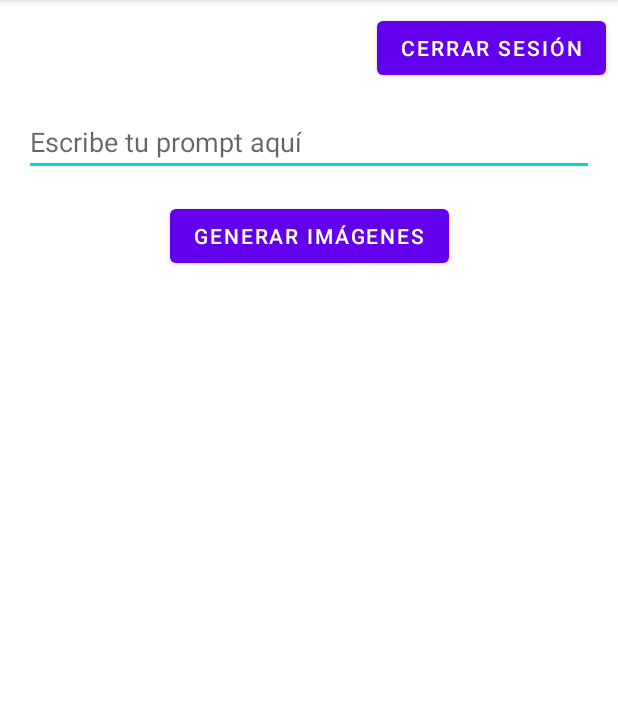
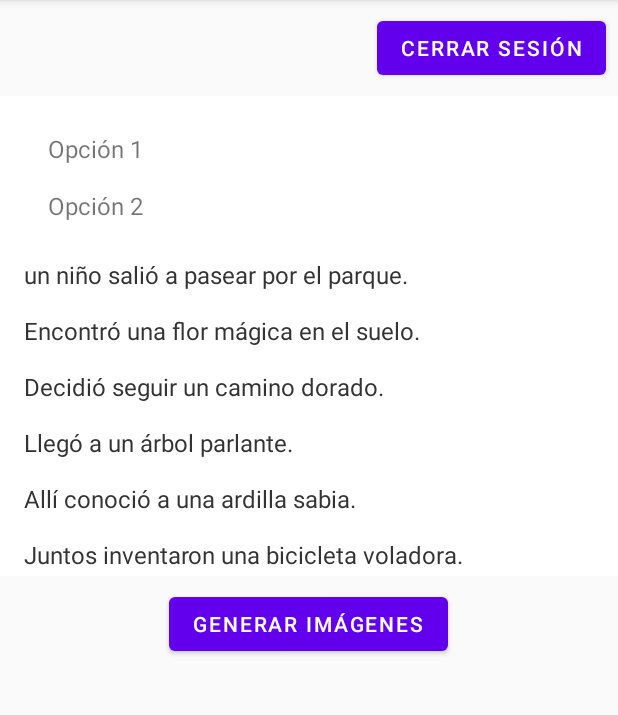
Before and after one commit to spardoc/StoryLens, an Android app: the screen it shows after launch once a user with an empty profile is signed in (MainActivity), on a phone screen of 412 x 824 dp, the part 84-799 px from its top. Run offline under Robolectric (Android 15) with nearby library versions, the phone set to English and light mode, and no system bars; our stand-ins replace Firebase (no records; nobody signed in at launch, a user with empty details on screens opened directly); pictures from the network do not load.

Commit message:
added history with options in the main activity

```diff
--- a/app/src/main/java/com/example/write_vision_ai/main/MainActivity.java
+++ b/app/src/main/java/com/example/write_vision_ai/main/MainActivity.java
@@ -9,10 +9,13 @@ import androidx.recyclerview.widget.RecyclerView;
 import android.app.ProgressDialog;
 import android.content.Intent;
 import android.content.pm.PackageManager;
+import android.graphics.Color;
 import android.os.Bundle;
 import android.util.Log;
+import android.view.ViewGroup;
 import android.widget.Button;
 import android.widget.EditText;
+import android.widget.TextView;
 import android.widget.Toast;
 
 import android.Manifest;
@@ -46,18 +49,32 @@ import retrofit2.Response;
 import retrofit2.Retrofit;
 import retrofit2.converter.gson.GsonConverterFactory;
 
+
+import android.widget.LinearLayout;
+import android.widget.Spinner;
+import android.widget.ArrayAdapter;
+
+
+
+import android.view.View;
+
+import android.widget.AdapterView;
+
+
 public class MainActivity extends AppCompatActivity implements ImageAdapter.OnAddTextClickListener {
 
-    private Button btnGenerate;
-    private EditText etPrompt;
+    private Button btnGenerate, btnLogout;
     private RecyclerView recyclerView;
     private ImageAdapter imageAdapter;
     private ApiService apiService;
-    private ActivityMainBinding binding;
     private FirebaseFirestore db;
     private FirebaseAuth mAuth;
 
     private final List<String> imageUrls = new ArrayList<>();
+    private final List<Spinner> spinners = new ArrayList<>();
+    private LinearLayout storyLayout;
+    private TextView tvStoryPreview;
+    private Button btnPreviewStory;
 
     private static final int REQ_CAPTURE_TEXT = 2001;
     private static final int REQ_SELECT_FRAME = 2002;
@@ -65,34 +82,31 @@ public class MainActivity extends AppCompatActivity implements ImageAdapter.OnAd
 
     @Override
     protected void onCreate(Bundle savedInstanceState) {
-        // Verificar permisos de cámara
+        // Permisossssss
         if (ContextCompat.checkSelfPermission(this, Manifest.permission.CAMERA)
                 != PackageManager.PERMISSION_GRANTED) {
             ActivityCompat.requestPermissions(this, new String[]{Manifest.permission.CAMERA}, 100);
         }
 
         super.onCreate(savedInstanceState);
+        setContentView(R.layout.activity_main);
 
-        binding = ActivityMainBinding.inflate(getLayoutInflater());
-        setContentView(binding.getRoot());
-
-        // Inicializar Firebase
+        // Firebase
         mAuth = FirebaseAuth.getInstance();
         db = FirebaseFirestore.getInstance();
 
-        // Configurar botón de logout
-        Button btnLogout = findViewById(R.id.btnLogout);
+        btnGenerate = findViewById(R.id.btnGenerate);
+        btnLogout = findViewById(R.id.btnLogout);
+        recyclerView = findViewById(R.id.recyclerView);
+        storyLayout = findViewById(R.id.storyLayout);
+
+        // Logout
         btnLogout.setOnClickListener(view -> {
-            FirebaseAuth.getInstance().signOut();
+            mAuth.signOut();
             Toast.makeText(MainActivity.this, "Sesión cerrada", Toast.LENGTH_SHORT).show();
             startActivity(new Intent(MainActivity.this, LoginActivity.class));
             finish();
         });
-
-        // Inicializar UI
-        btnGenerate = findViewById(R.id.btnGenerate);
-        etPrompt = findViewById(R.id.etPrompt);
-        recyclerView = findViewById(R.id.recyclerView);
 
         recyclerView.setLayoutManager(new LinearLayoutManager(this));
         imageAdapter = new ImageAdapter(imageUrls, this);
@@ -103,17 +117,14 @@ public class MainActivity extends AppCompatActivity implements ImageAdapter.OnAd
                 .connectTimeout(30, TimeUnit.SECONDS)
                 .writeTimeout(30, TimeUnit.SECONDS)
                 .readTimeout(30, TimeUnit.SECONDS)
-                .addInterceptor(new Interceptor() {
-                    @Override
-                    public okhttp3.Response intercept(Chain chain) throws IOException {
-                        Request request = chain.request();
-                        Log.d("API_REQUEST", "Request URL: " + request.url());
-                        return chain.proceed(request);
-                    }
+                .addInterceptor(chain -> {
+                    Request request = chain.request();
+                    Log.d("API_REQUEST", "Request URL: " + request.url());
+                    return chain.proceed(request);
                 })
                 .build();
 
-        // Configurar Retrofit
+        // Retrofit
         Retrofit retrofit = new Retrofit.Builder()
                 .baseUrl("https://api.openai.com/")
                 .addConverterFactory(GsonConverterFactory.create())
@@ -122,38 +133,121 @@ public class MainActivity extends AppCompatActivity implements ImageAdapter.OnAd
 
         apiService = retrofit.create(ApiService.class);
 
+        // Opciones por viñeta
+        String[][] options = {
+                {"un niño", "una niña", "un perro", "un gato"},
+                {"una flor mágica", "una piedra brillante", "una hoja gigante"},
+                {"un camino dorado", "una huella misteriosa", "un mapa antiguo"},
+                {"un árbol parlante", "una cueva secreta", "un castillo en miniatura"},
+                {"una ardilla sabia", "un búho cantante", "un ratón inventor"},
+                {"una bicicleta voladora", "un paraguas que habla", "un robot de hojas"},
+                {"una nube gigante", "un monstruo de chocolate", "una sombra traviesa"},
+                {"una fiesta de globos", "una danza mágica", "un picnic de estrellas"}
+        };
+
+        // TextView para mostrar la historia
+        tvStoryPreview = new TextView(this);
+        tvStoryPreview.setTextSize(16);
+        tvStoryPreview.setTextColor(Color.parseColor("#333333"));
+        tvStoryPreview.setPadding(0, 24, 0, 8);
+        tvStoryPreview.setLayoutParams(new LinearLayout.LayoutParams(
+                ViewGroup.LayoutParams.MATCH_PARENT,
+                ViewGroup.LayoutParams.WRAP_CONTENT
+        ));
+        storyLayout.addView(tvStoryPreview);
+
+        // Botón para previsualizar la historia
+        btnPreviewStory = new Button(this);
+        btnPreviewStory.setText("Previsualizar historia");
+        btnPreviewStory.setLayoutParams(new LinearLayout.LayoutParams(
+                ViewGroup.LayoutParams.WRAP_CONTENT,
+                ViewGroup.LayoutParams.WRAP_CONTENT
+        ));
+        btnPreviewStory.setOnClickListener(v -> previewStory());
+        storyLayout.addView(btnPreviewStory);
+
+        // Crear spinners y etiquetas
+        for (int i = 0; i < options.length; i++) {
+            // Etiqueta de la viñeta
+            TextView label = new TextView(this);
+            label.setText("Viñeta " + (i + 1));
+            label.setTextSize(18);
+            label.setTextColor(Color.parseColor("#333333"));
+            label.setPadding(0, 24, 0, 8);
+            label.setLayoutParams(new LinearLayout.LayoutParams(
+                    ViewGroup.LayoutParams.MATCH_PARENT,
+                    ViewGroup.LayoutParams.WRAP_CONTENT
+            ));
+            storyLayout.addView(label);
+
+            // Spinner con las opciones
+            Spinner spinner = new Spinner(this);
+            ArrayAdapter<String> adapter = new ArrayAdapter<>(this, android.R.layout.simple_spinner_item, options[i]);
+            adapter.setDropDownViewResource(android.R.layout.simple_spinner_dropdown_item);
+            spinner.setAdapter(adapter);
+            spinner.setLayoutParams(new LinearLayout.LayoutParams(
+                    ViewGroup.LayoutParams.MATCH_PARENT,
+                    ViewGroup.LayoutParams.WRAP_CONTENT
+            ));
+
+            // Listener para actualizar la historia automáticamente
+            spinner.setOnItemSelectedListener(new AdapterView.OnItemSelectedListener() {
+                @Override
+                public void onItemSelected(AdapterView<?> parent, View view, int position, long id) {
+                    previewStory();
+                }
+
+                @Override
+                public void onNothingSelected(AdapterView<?> parent) {}
+            });
+
+            storyLayout.addView(spinner);
+            spinners.add(spinner);
+        }
+
         btnGenerate.setOnClickListener(view -> generateImages());
     }
 
-    @Override
-    public void onAddTextClicked(String imageUrl) {
-        pendingImageIndex = imageUrls.indexOf(imageUrl);
-        if (pendingImageIndex == -1) return; // seguridad
-        String url = imageUrls.get(pendingImageIndex);
+    private void previewStory() {
+        StringBuilder storyBuilder = new StringBuilder();
+        String[] basePrompts = {
+                "%s salió a pasear por el parque.\n\n",
+                "Encontró %s en el suelo.\n\n",
+                "Decidió seguir %s.\n\n",
+                "Llegó a %s.\n\n",
+                "Allí conoció a %s.\n\n",
+                "Juntos inventaron %s.\n\n",
+                "Pero apareció %s.\n\n",
+                "Al final, todos celebraron con %s.\n\n"
+        };
 
-        Intent intent = new Intent(this, CameraActivity.class);
-        intent.putExtra("base_image_url", url);
-        startActivityForResult(intent, REQ_CAPTURE_TEXT);
+        for (int i = 0; i < spinners.size(); i++) {
+            String selection = spinners.get(i).getSelectedItem().toString();
+            storyBuilder.append(String.format(basePrompts[i], selection));
+        }
+
+        tvStoryPreview.setText(storyBuilder.toString());
     }
 
-
     private void generateImages() {
-        String userInput = etPrompt.getText().toString().trim();
-
-        if (userInput.isEmpty()) {
-            Toast.makeText(this, "Por favor, ingresa al menos un prompt", Toast.LENGTH_SHORT).show();
-            return;
-        }
-
-        String[] userPrompts = userInput.split("\n|,");
-
         imageUrls.clear();
         imageAdapter.notifyDataSetChanged();
 
-        for (String prompt : userPrompts) {
-            if (!prompt.trim().isEmpty()) {
-                generateImage(prompt.trim());
-            }
+        String[] basePrompts = {
+                "%s salió a pasear por el parque.",
+                "Encontró %s en el suelo.",
+                "Decidió seguir %s.",
+                "Llegó a %s.",
+                "Allí conoció a %s.",
+                "Juntos inventaron %s.",
+                "Pero apareció %s.",
+                "Al final, todos celebraron con %s."
+        };
+
+        for (int i = 0; i < spinners.size(); i++) {
+            String selection = spinners.get(i).getSelectedItem().toString();
+            String prompt = String.format(basePrompts[i], selection);
+            generateImage(prompt);
         }
     }
 
@@ -167,26 +261,18 @@ public class MainActivity extends AppCompatActivity implements ImageAdapter.OnAd
         apiService.generateImage(requestBody).enqueue(new Callback<ImageResponse>() {
             @Override
             public void onResponse(Call<ImageResponse> call, Response<ImageResponse> response) {
-                Log.d("API_RESPONSE", "Response Code: " + response.code());
-
                 if (response.isSuccessful() && response.body() != null) {
                     String imageUrl = response.body().getData().get(0).getUrl();
-                    Log.d("API_RESPONSE", "Image URL: " + imageUrl);
-
                     imageUrls.add(imageUrl);
                     imageAdapter.notifyItemInserted(imageUrls.size() - 1);
-
-                    // Guardar la imagen en Firestore
                     saveImageToFirestore(imageUrl, prompt);
                 } else {
-                    Log.e("API_RESPONSE", "Error en la respuesta: " + response.errorBody());
                     Toast.makeText(MainActivity.this, "Error en la respuesta", Toast.LENGTH_SHORT).show();
                 }
             }
 
             @Override
             public void onFailure(Call<ImageResponse> call, Throwable t) {
-                Log.e("API_ERROR", "Error en la conexión: " + t.getMessage());
                 Toast.makeText(MainActivity.this, "Error en la conexión", Toast.LENGTH_SHORT).show();
             }
         });
@@ -199,13 +285,11 @@ public class MainActivity extends AppCompatActivity implements ImageAdapter.OnAd
             return;
         }
 
-        // Mostrar progreso
         ProgressDialog progress = new ProgressDialog(this);
         progress.setMessage("Guardando imagen...");
         progress.setCancelable(false);
         progress.show();
 
-        // Crear datos de la imagen
         Map<String, Object> imageData = new HashMap<>();
         imageData.put("url", imageUrl);
         imageData.put("prompt", prompt);
@@ -217,19 +301,14 @@ public class MainActivity extends AppCompatActivity implements ImageAdapter.OnAd
         imageData.put("likes", 0);
         imageData.put("tags", extractTagsFromPrompt(prompt));
 
-        // Guardar en Firestore
         db.collection("generated_images")
                 .add(imageData)
                 .addOnCompleteListener(task -> {
                     progress.dismiss();
                     if (task.isSuccessful()) {
-                        Log.d("FIRESTORE", "Imagen guardada con ID: " + task.getResult().getId());
                         Toast.makeText(MainActivity.this, "Imagen guardada", Toast.LENGTH_SHORT).show();
-
-                        // Actualizar contador de imágenes del usuario
                         updateUserImageCount(currentUser.getUid());
                     } else {
-                        Log.e("FIRESTORE", "Error al guardar", task.getException());
                         Toast.makeText(MainActivity.this, "Error al guardar: " +
                                 task.getException().getMessage(), Toast.LENGTH_LONG).show();
                     }
@@ -238,7 +317,6 @@ public class MainActivity extends AppCompatActivity implements ImageAdapter.OnAd
 
     private List<String> extractTagsFromPrompt(String prompt) {
         List<String> tags = new ArrayList<>();
-        // Implementación básica para extraer tags (puedes mejorarla)
         String[] words = prompt.split(" ");
         for (String word : words) {
             if (word.startsWith("#") && word.length() > 1) {
@@ -256,31 +334,28 @@ public class MainActivity extends AppCompatActivity implements ImageAdapter.OnAd
     }
 
     @Override
+    public void onAddTextClicked(String imageUrl) {
+        pendingImageIndex = imageUrls.indexOf(imageUrl);
+        if (pendingImageIndex == -1) return;
+
+        Intent intent = new Intent(this, CameraActivity.class);
+        intent.putExtra("base_image_url", imageUrl);
+        startActivityForResult(intent, REQ_CAPTURE_TEXT);
+    }
+
+    @Override
     protected void onActivityResult(int requestCode, int resultCode, Intent data) {
         super.onActivityResult(requestCode, resultCode, data);
-
-        Log.d("MainActivity", "onActivityResult: requestCode=" + requestCode + ", resultCode=" + resultCode);
 
         if ((requestCode == REQ_CAPTURE_TEXT || requestCode == REQ_SELECT_FRAME) && resultCode == RESULT_OK) {
             if (data != null && data.hasExtra("final_image_path")) {
                 String finalImagePath = data.getStringExtra("final_image_path");
-                Log.d("MainActivity", "final_image_path: " + finalImagePath);
-
                 if (finalImagePath != null && pendingImageIndex != -1) {
-                    // Actualiza la lista con la nueva imagen
                     imageUrls.set(pendingImageIndex, finalImagePath);
-                    // Notifica al adapter para refrescar esa posición
                     imageAdapter.notifyItemChanged(pendingImageIndex);
-
-                    // Reinicia pendingImageIndex
                     pendingImageIndex = -1;
                 }
-            } else {
-                Log.e("MainActivity", "No final_image_path in intent data or data is null");
             }
         }
     }
-
-
-
 }
--- a/app/src/main/res/layout/activity_main.xml
+++ b/app/src/main/res/layout/activity_main.xml
@@ -1,50 +1,91 @@
 <?xml version="1.0" encoding="utf-8"?>
-<androidx.constraintlayout.widget.ConstraintLayout xmlns:android="http://schemas.android.com/apk/res/android"
-    xmlns:app="http://schemas.android.com/apk/res-auto"
+<LinearLayout
+    xmlns:android="http://schemas.android.com/apk/res/android"
     xmlns:tools="http://schemas.android.com/tools"
+    android:id="@+id/mainLayout"
     android:layout_width="match_parent"
     android:layout_height="match_parent"
+    android:orientation="vertical"
+    android:background="#FAFAFA"
     tools:context=".main.MainActivity">
 
-    <!-- Botón de Cerrar Sesión (arriba a la derecha) -->
+    <!-- Botón de cerrar sesión -->
     <Button
         android:id="@+id/btnLogout"
         android:layout_width="wrap_content"
         android:layout_height="wrap_content"
         android:text="Cerrar sesión"
         android:layout_margin="8dp"
-        app:layout_constraintTop_toTopOf="parent"
-        app:layout_constraintEnd_toEndOf="parent"/>
+        android:layout_gravity="end" />
 
-    <EditText
-        android:id="@+id/etPrompt"
-        android:layout_width="0dp"
-        android:layout_height="wrap_content"
-        android:hint="Escribe tu prompt aquí"
-        android:inputType="text"
-        app:layout_constraintEnd_toEndOf="parent"
-        app:layout_constraintStart_toStartOf="parent"
-        app:layout_constraintTop_toBottomOf="@id/btnLogout"
-        android:layout_margin="16dp"/>
+    <!-- ScrollView con el contenido de la historia -->
+    <ScrollView
+        android:id="@+id/storyScroll"
+        android:layout_width="match_parent"
+        android:layout_height="0dp"
+        android:layout_weight="1"
+        android:fillViewport="true">
 
+        <LinearLayout
+            android:id="@+id/storyLayout"
+            android:layout_width="match_parent"
+            android:layout_height="wrap_content"
+            android:orientation="vertical"
+            android:padding="16dp"
+            android:background="#ffffff" >
+
+            <!-- Ejemplo de opciones fijas con viñetas al lado oooo-->
+            <LinearLayout
+                android:layout_width="match_parent"
+                android:layout_height="wrap_content"
+                android:orientation="horizontal"
+                android:padding="8dp">
+
+
+                <TextView
+                    android:layout_width="0dp"
+                    android:layout_height="wrap_content"
+                    android:layout_weight="1"
+                    android:text="Opción 1"
+                    android:textSize="16sp"
+                    android:paddingStart="8dp" />
+            </LinearLayout>
+
+            <LinearLayout
+                android:layout_width="match_parent"
+                android:layout_height="wrap_content"
+                android:orientation="horizontal"
+                android:padding="8dp">
+
+
+
+                <TextView
+                    android:layout_width="0dp"
+                    android:layout_height="wrap_content"
+                    android:layout_weight="1"
+                    android:text="Opción 2"
+                    android:textSize="16sp"
+                    android:paddingStart="8dp" />
+            </LinearLayout>
+
+        </LinearLayout>
+    </ScrollView>
+
+    <!-- Botón generar imágenes -->
     <Button
         android:id="@+id/btnGenerate"
         android:layout_width="wrap_content"
         android:layout_height="wrap_content"
         android:text="Generar imágenes"
-        app:layout_constraintTop_toBottomOf="@id/etPrompt"
-        app:layout_constraintStart_toStartOf="parent"
-        app:layout_constraintEnd_toEndOf="parent"
-        android:layout_marginTop="16dp"/>
+        android:layout_margin="8dp"
+        android:layout_gravity="center_horizontal" />
 
+    <!-- RecyclerView para mostrar las imágenes -->
     <androidx.recyclerview.widget.RecyclerView
         android:id="@+id/recyclerView"
-        android:layout_width="0dp"
+        android:layout_width="match_parent"
         android:layout_height="0dp"
-        app:layout_constraintTop_toBottomOf="@id/btnGenerate"
-        app:layout_constraintStart_toStartOf="parent"
-        app:layout_constraintEnd_toEndOf="parent"
-        app:layout_constraintBottom_toBottomOf="parent"
-        android:padding="8dp"/>
+        android:layout_weight="1"
+        android:padding="8dp" />
 
-</androidx.constraintlayout.widget.ConstraintLayout>
+</LinearLayout>
```
